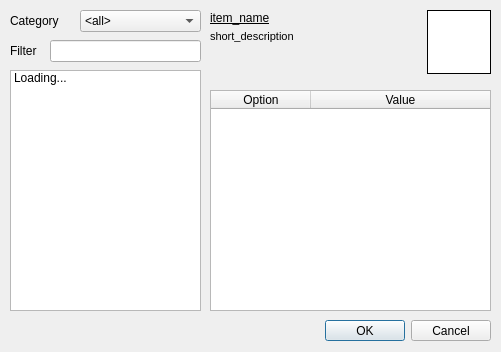
Qt form starcheat/templates/ItemBrowser.ui (wizzomafizzo/starcheat) before a commit.
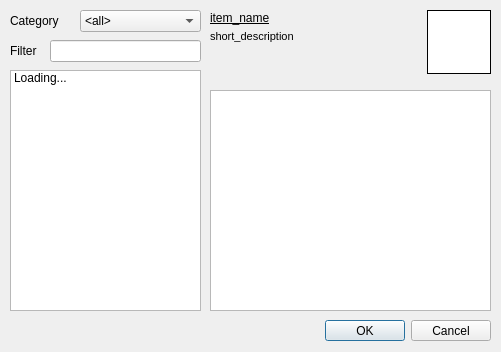
The same form after that commit.

Commit message: Update how variants are displayed

What changed in the file:
```diff
--- a/starcheat/templates/ItemBrowser.ui
+++ b/starcheat/templates/ItemBrowser.ui
@@ -87,20 +87,23 @@
    <property name="editTriggers">
     <set>QAbstractItemView::NoEditTriggers</set>
    </property>
+   <property name="alternatingRowColors">
+    <bool>true</bool>
+   </property>
    <property name="selectionMode">
     <enum>QAbstractItemView::NoSelection</enum>
    </property>
    <property name="selectionBehavior">
     <enum>QAbstractItemView::SelectRows</enum>
    </property>
-   <property name="verticalScrollMode">
-    <enum>QAbstractItemView::ScrollPerPixel</enum>
+   <property name="wordWrap">
+    <bool>false</bool>
    </property>
    <property name="cornerButtonEnabled">
     <bool>false</bool>
    </property>
    <attribute name="horizontalHeaderVisible">
-    <bool>true</bool>
+    <bool>false</bool>
    </attribute>
    <attribute name="horizontalHeaderStretchLastSection">
     <bool>true</bool>
@@ -110,12 +113,7 @@
    </attribute>
    <column>
     <property name="text">
-     <string>Option</string>
-    </property>
-   </column>
-   <column>
-    <property name="text">
-     <string>Value</string>
+     <string>Variant</string>
     </property>
    </column>
   </widget>
```
The commit also changes 2 other files.
